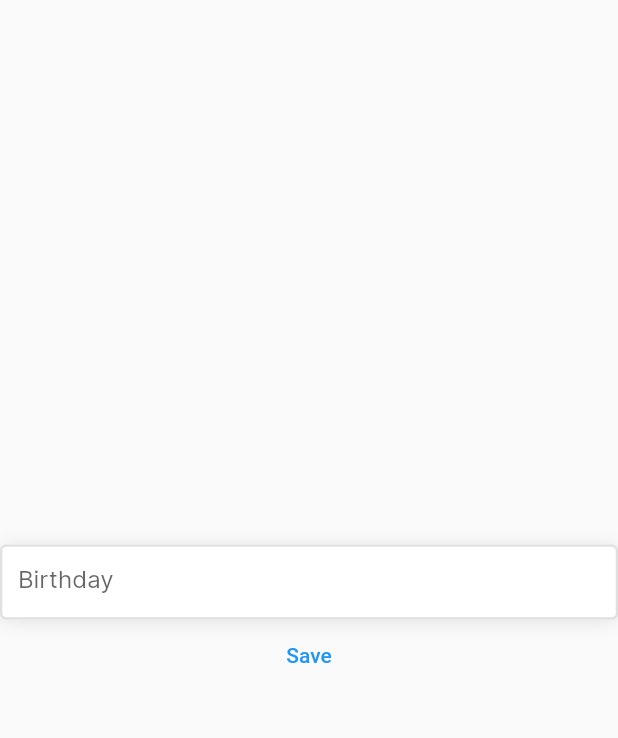
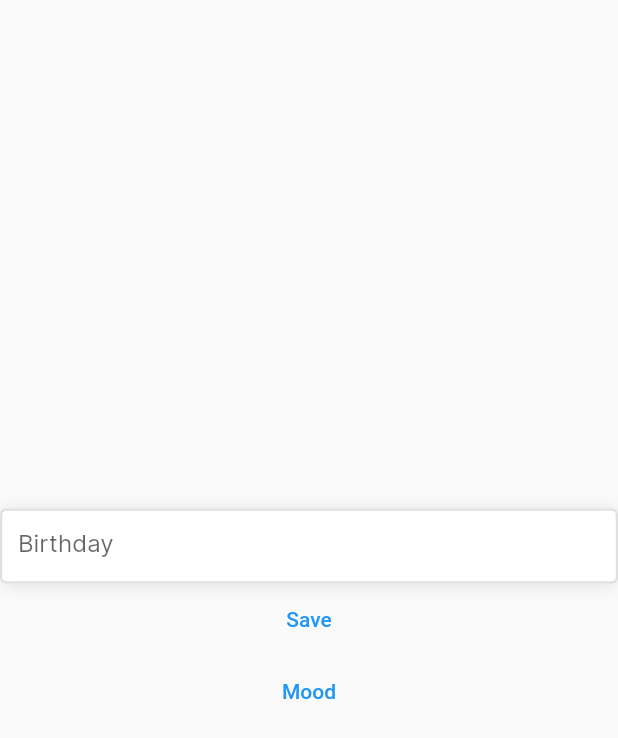
Before and after one commit to Team-Ayura/Ayura-Client, a Flutter app: the Home screen opened directly, on a phone screen of 412 x 824 dp. Shown: the top 738 px of the screen. Run offline on Flutter 3.47's test engine with Material 2 defaults, Android fonts, the phone set to English and light mode, and no system bars; our stand-ins replace flutter_animate, flutter_svg, shared_preferences; missing offline and left inert: country_list_pick, dob_input_field, flutter_ruler_picker; accounts and stored records are empty.

Commit message:
Create common app bar

```diff
--- a/lib/constants/styles.dart
+++ b/lib/constants/styles.dart
@@ -35,6 +35,22 @@ class AppStyles {
     fontFamily: 'Inter',
     fontSize: 15,
     color: Color(0xFF878787),
+  );
+
+  //app bar title
+   static const TextStyle appBarTitleStyle = TextStyle(
+    fontFamily: 'Inter',
+    fontSize: 20,
+    color: Colors.black,
+    fontWeight: FontWeight.bold,
+  );
+
+  //mood tracking Questions styles
+  static const TextStyle mainQuestionsStyle = TextStyle(
+    fontFamily: 'Inter',
+    fontSize: 25,
+    color: Colors.black,
+    fontWeight: FontWeight.bold,
   );
 
   InputDecoration inputDecoration(String placeholder) {
@@ -100,4 +116,6 @@ class AppStyles {
   );
 
   // Add more styles as needed
+
+
 }
--- a/lib/pages/home.dart
+++ b/lib/pages/home.dart
@@ -1,5 +1,6 @@
 import 'dart:collection';
 
+import 'package:ayura/pages/features/mood_tracking/page1.dart';
 import 'package:ayura/utils/convertDate.dart';
 import 'package:dob_input_field/dob_input_field.dart';
 import 'package:flutter/material.dart';
@@ -86,7 +87,20 @@ class _HomeState extends State<Home> {
                   print(birthdayController.text);
                   print(convertDate(birthdayController.text));
                 },
-                child: Text('Save'))
+                child: Text('Save')
+            ),
+            //move to mood tracker
+            TextButton(
+              onPressed: () {
+                Navigator.push(
+                  context,
+                  MaterialPageRoute(
+                    builder: (context) =>const SelectMood(),
+                  ),
+                );
+              },
+              child: const Text('Mood')
+            ),
           ],
         ),
       ),
```
Also changed, not shown: lib/pages/features/mood_tracking/page1.dart (added, +47 -0 lines), lib/widgets/global/custom_app_bar.dart (added, +50 -0 lines), assets/images/mood_tracker_pg1.svg (added), pubspec.lock, 1 other file.
